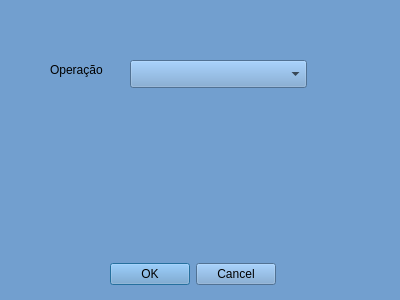
LeitaoFabricio/ProjetoAniversario, file modificar.ui: the form before one commit.
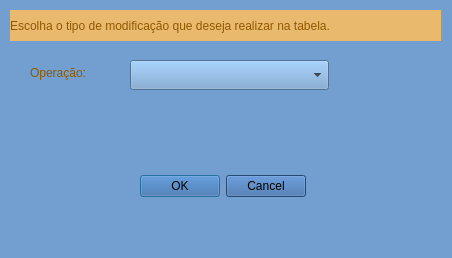
The form after the commit.

Diff of the .ui file:
```diff
--- a/modificar.ui
+++ b/modificar.ui
@@ -6,8 +6,8 @@
    <rect>
     <x>0</x>
     <y>0</y>
-    <width>400</width>
-    <height>300</height>
+    <width>452</width>
+    <height>258</height>
    </rect>
   </property>
   <property name="palette">
@@ -431,38 +431,58 @@
   <widget class="QLabel" name="label">
    <property name="geometry">
     <rect>
-     <x>50</x>
+     <x>30</x>
      <y>60</y>
-     <width>62</width>
-     <height>20</height>
+     <width>85</width>
+     <height>25</height>
     </rect>
    </property>
+   <property name="styleSheet">
+    <string notr="true">color: rgb(143, 89, 2);
+font: 14pt &quot;Cantarell&quot;;</string>
+   </property>
    <property name="text">
-    <string>Operação</string>
+    <string>Operação:</string>
    </property>
   </widget>
   <widget class="QDialogButtonBox" name="buttonBox">
    <property name="geometry">
     <rect>
-     <x>110</x>
-     <y>260</y>
+     <x>140</x>
+     <y>170</y>
      <width>166</width>
-     <height>28</height>
+     <height>33</height>
     </rect>
    </property>
+   <property name="styleSheet">
+    <string notr="true">background-color: rgb(52, 101, 164);
+font: 14pt &quot;Cantarell&quot;;
+color: rgb(0, 0, 0);
+</string>
+   </property>
+   <property name="orientation">
+    <enum>Qt::Horizontal</enum>
+   </property>
    <property name="standardButtons">
     <set>QDialogButtonBox::Cancel|QDialogButtonBox::Ok</set>
    </property>
+   <property name="centerButtons">
+    <bool>true</bool>
+   </property>
   </widget>
   <widget class="QComboBox" name="escolha_modificar_tabela">
    <property name="geometry">
     <rect>
      <x>130</x>
      <y>60</y>
-     <width>177</width>
-     <height>28</height>
+     <width>199</width>
+     <height>30</height>
     </rect>
    </property>
+   <property name="styleSheet">
+    <string notr="true">font: 13pt &quot;Cantarell&quot;;
+background-color: rgb(114, 159, 207);</string>
+   </property>
    <item>
     <property name="text">
      <string/>
@@ -479,6 +499,24 @@
     </property>
    </item>
   </widget>
+  <widget class="QLabel" name="label_2">
+   <property name="geometry">
+    <rect>
+     <x>10</x>
+     <y>10</y>
+     <width>431</width>
+     <height>31</height>
+    </rect>
+   </property>
+   <property name="styleSheet">
+    <string notr="true">font: 12pt &quot;Cantarell&quot;;
+background-color: rgb(233, 185, 110);
+color: rgb(143, 89, 2);</string>
+   </property>
+   <property name="text">
+    <string>Escolha o tipo de modificação que deseja realizar na tabela.</string>
+   </property>
+  </widget>
  </widget>
  <resources/>
  <connections/>
```
